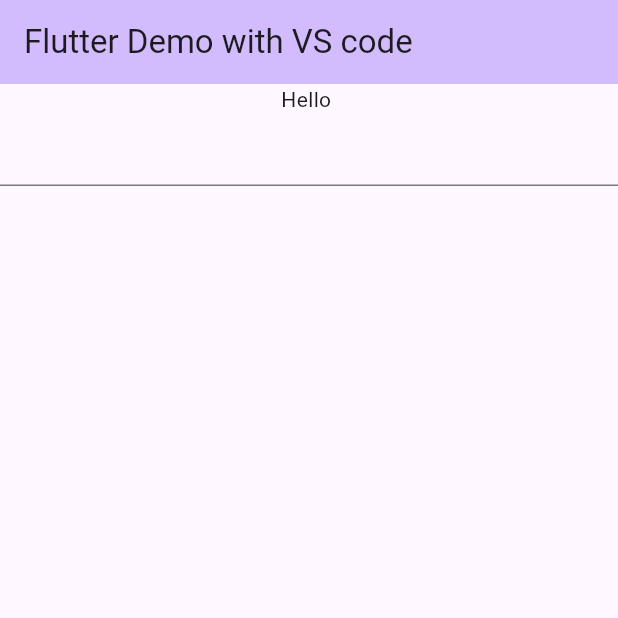
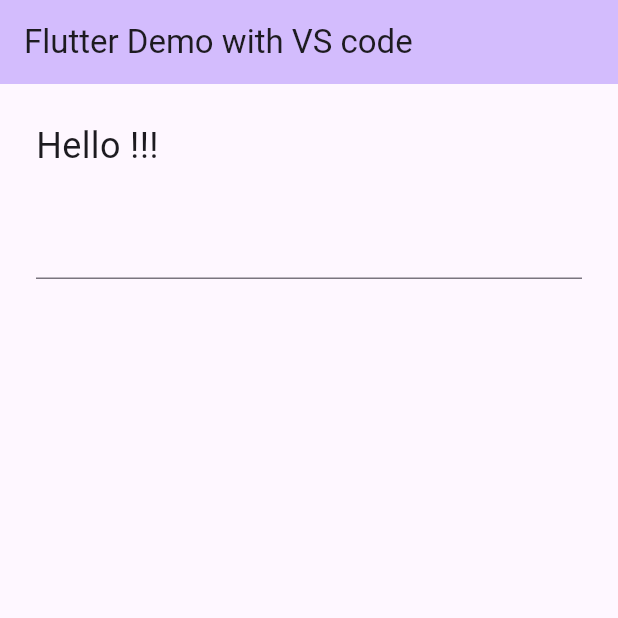
Before and after one commit to Malisha4065/coffee_masters, a Flutter app: the screen it shows after launch, on a phone screen of 412 x 824 dp, the top half of it. Run offline on Flutter 3.47's test engine with Material 3 defaults, Android fonts, the phone set to English and light mode, and no system bars.

Commit message:
yaml updated

```diff
--- a/lib/main.dart
+++ b/lib/main.dart
@@ -17,13 +17,31 @@ class _GreetState extends State<Greet> {
 
   @override
   Widget build(BuildContext context) {
+    var greetStyle = const TextStyle(fontSize: 24);
     return Column(
       children: [
-        Text("Hello $name"),
-        TextField(
-            onChanged: (value) => setState(() {
-                  name = value;
-                }))
+        Padding(
+          padding: const EdgeInsets.all(24.0),
+          child: Row(
+            children: [
+              Text(
+                "Hello $name",
+                style: greetStyle,
+              ),
+              Text(
+                "!!!",
+                style: greetStyle,
+              )
+            ],
+          ),
+        ),
+        Padding(
+          padding: const EdgeInsets.only(left: 24.0, right: 24.0),
+          child: TextField(
+              onChanged: (value) => setState(() {
+                    name = value;
+                  })),
+        )
       ],
     );
   }
--- a/pubspec.yaml
+++ b/pubspec.yaml
@@ -59,8 +59,8 @@ flutter:
   uses-material-design: true
 
   # To add assets to your application, add an assets section, like this:
-  # assets:
-  #   - images/a_dot_burr.jpeg
+  assets:
+    - images/
   #   - images/a_dot_ham.jpeg
 
   # An image asset can refer to one or more resolution-specific "variants", see
```
Also changed, not shown: images/2.0x/background.png (added), images/2.0x/logo.png (added), images/3.0x/background.png (added), images/3.0x/logo.png (added), images/4.0x/background.png (added), images/4.0x/logo.png (added), images/background.png (added), images/black_coffee.png (added), images/logo.png (added).
